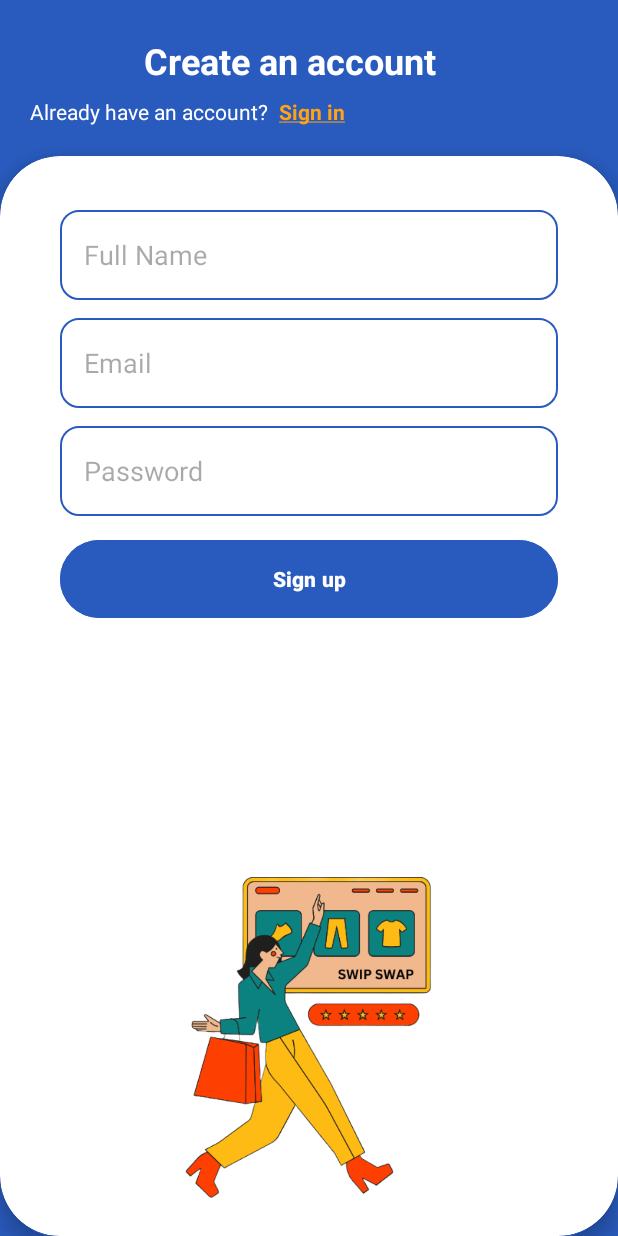
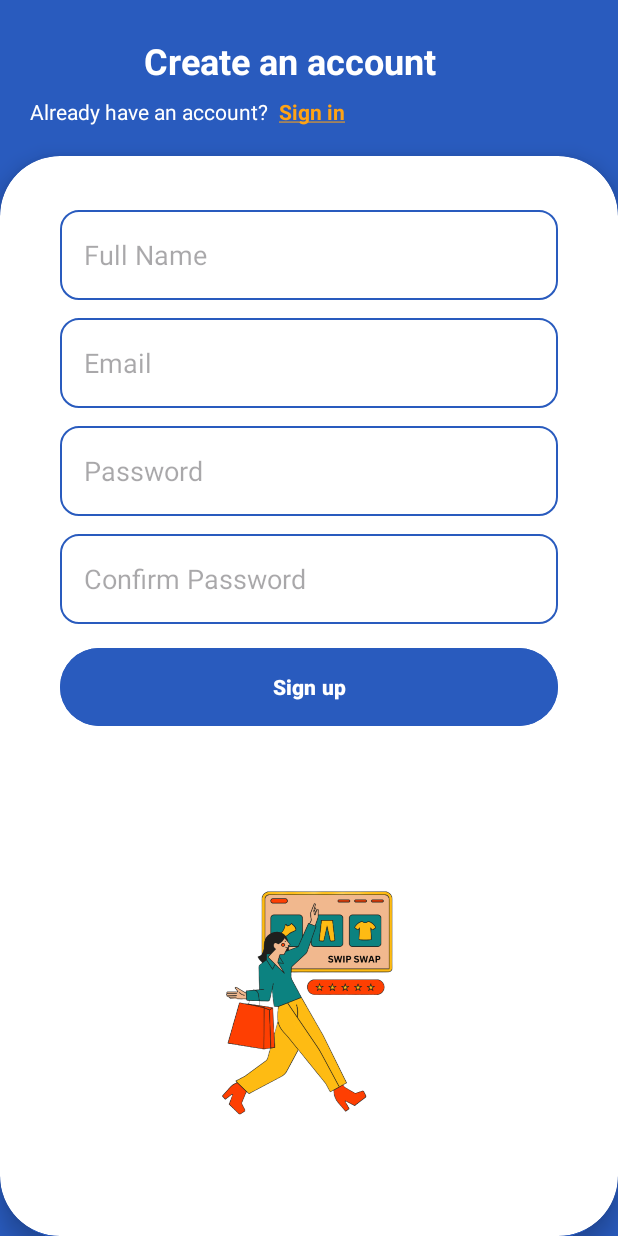
Before and after one commit to HenryBoyakhchyan/SwipSwap-SamsungFinalProject-, an Android app built with Jetpack Compose: the RegisterActivity screen opened directly, with no data from a screen before it, after a tap on "Sign up", on a phone screen of 412 x 824 dp. Run offline under Robolectric (Android 15) with nearby library versions, the light colour scheme and no system bars; our stand-ins replace Firebase (no records; nobody signed in at launch, a user with empty details on screens opened directly).

Commit message:
ConfirmPasswordField

```diff
--- a/app/src/main/java/com/example/swipswapsamsungfinalproject/RegisterActivity.java
+++ b/app/src/main/java/com/example/swipswapsamsungfinalproject/RegisterActivity.java
@@ -13,7 +13,7 @@ import com.google.firebase.FirebaseApp;
 
 public class RegisterActivity extends AppCompatActivity {
     private AuthenticationHelper authHelper;
-    private EditText etFullName, etEmail, etPassword;
+    private EditText etFullName, etEmail, etPassword, confirmPassword;
     private Button btnSignUp;
     private TextView btnSignIn;
 
@@ -27,6 +27,7 @@ public class RegisterActivity extends AppCompatActivity {
         etFullName = findViewById(R.id.etFullName);
         etEmail = findViewById(R.id.etEmail);
         etPassword = findViewById(R.id.etPassword);
+        confirmPassword = findViewById(R.id.confirmPassword);
         btnSignUp = findViewById(R.id.btnSignUp);
         btnSignIn = findViewById(R.id.tvSignInLink);
 
@@ -41,9 +42,15 @@ public class RegisterActivity extends AppCompatActivity {
         String fullName = etFullName.getText().toString().trim();
         String email = etEmail.getText().toString().trim();
         String password = etPassword.getText().toString().trim();
+        String confPassword = confirmPassword.getText().toString().trim();
 
-        if (fullName.isEmpty() || email.isEmpty() || password.isEmpty()) {
+        if (fullName.isEmpty() || email.isEmpty() || password.isEmpty() || confPassword.isEmpty()) {
             Toast.makeText(this, "All fields are required!", Toast.LENGTH_SHORT).show();
+            return;
+        }
+
+        if ( !password.equals(confPassword)) {
+            Toast.makeText(this, "Passwords do not match. Please try again!", Toast.LENGTH_SHORT).show();
             return;
         }
 
--- a/app/src/main/res/layout/activity_register.xml
+++ b/app/src/main/res/layout/activity_register.xml
@@ -115,6 +115,22 @@
                 app:layout_constraintStart_toStartOf="parent"
                 app:layout_constraintEnd_toEndOf="parent"
                 app:layout_constraintTop_toBottomOf="@id/etEmail" />
+            <!-- Password Input -->
+            <EditText
+                android:id="@+id/confirmPassword"
+                android:layout_width="0dp"
+                android:layout_height="60dp"
+                android:hint="Confirm Password"
+                android:paddingHorizontal="16dp"
+                android:inputType="textPassword"
+                android:background="@drawable/edit_text_background"
+                android:layout_marginStart="16dp"
+                android:layout_marginEnd="16dp"
+                android:layout_marginTop="12dp"
+                android:layout_marginBottom="12dp"
+                app:layout_constraintStart_toStartOf="parent"
+                app:layout_constraintEnd_toEndOf="parent"
+                app:layout_constraintTop_toBottomOf="@id/etPassword" />
 
             <!-- Signup Button -->
             <Button
@@ -131,22 +147,22 @@
                 android:layout_marginBottom="12dp"
                 app:layout_constraintStart_toStartOf="parent"
                 app:layout_constraintEnd_toEndOf="parent"
-                app:layout_constraintTop_toBottomOf="@id/etPassword" />
+                app:layout_constraintTop_toBottomOf="@id/confirmPassword" />
 
             <!-- Illustration -->
             <ImageView
                 android:id="@+id/imgIllustration"
-                android:layout_width="272dp"
-                android:layout_height="227dp"
+                android:layout_width="202dp"
+                android:layout_height="158dp"
                 android:layout_marginTop="24dp"
                 android:scaleType="fitCenter"
                 android:src="@drawable/sign_up"
                 app:layout_constraintBottom_toBottomOf="parent"
                 app:layout_constraintEnd_toEndOf="parent"
-                app:layout_constraintHorizontal_bias="0.509"
+                app:layout_constraintHorizontal_bias="0.496"
                 app:layout_constraintStart_toStartOf="parent"
                 app:layout_constraintTop_toBottomOf="@id/btnSignUp"
-                app:layout_constraintVertical_bias="1.0" />
+                app:layout_constraintVertical_bias="0.571" />
 
         </androidx.constraintlayout.widget.ConstraintLayout>
     </androidx.cardview.widget.CardView>
```
